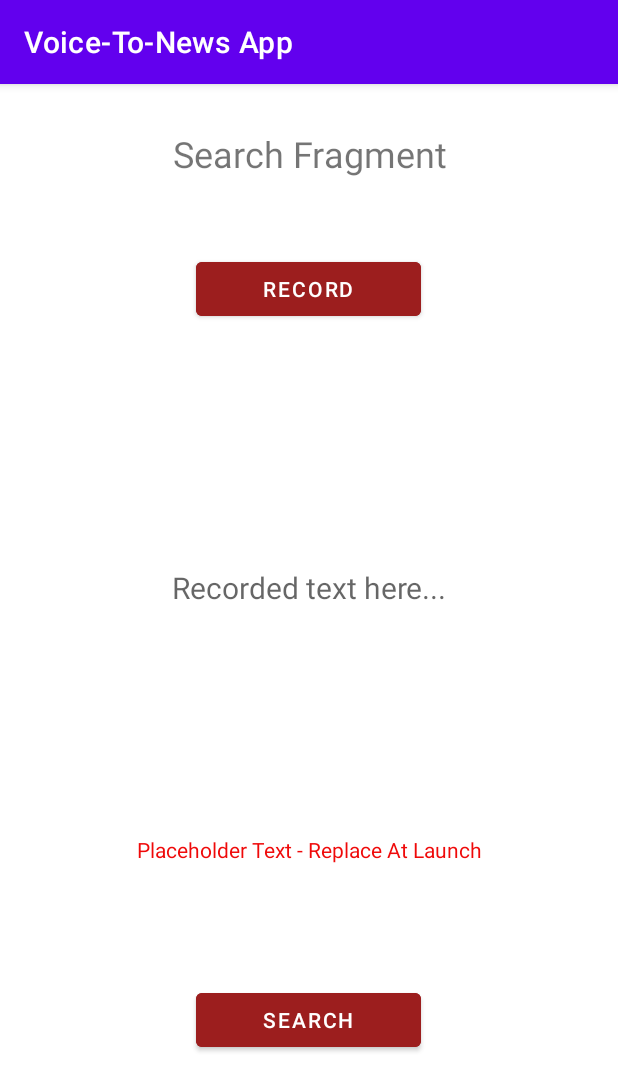
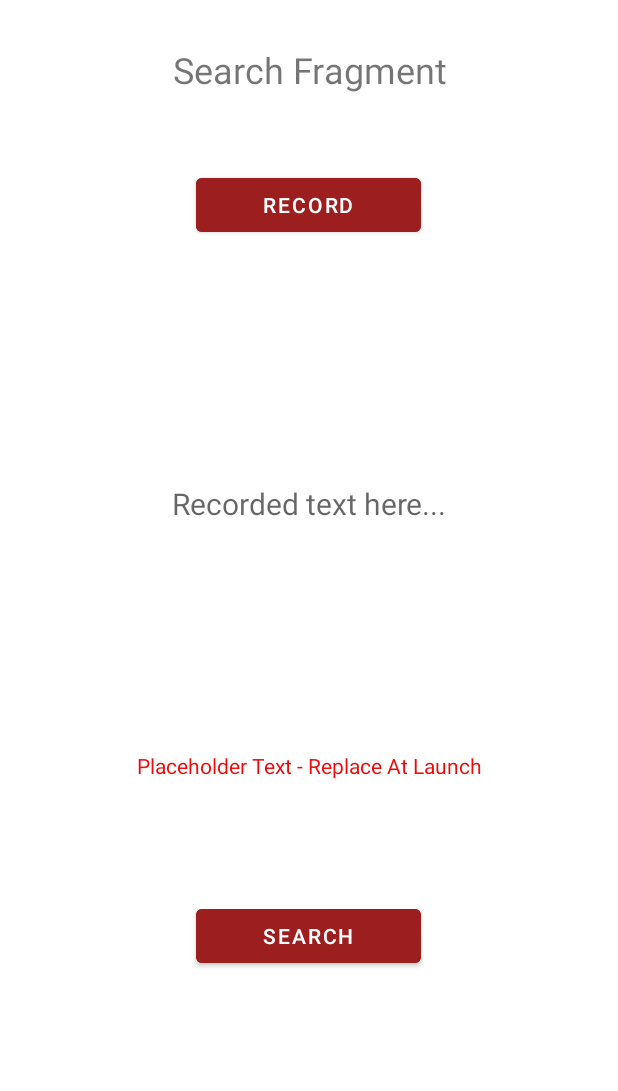
Before and after one commit to LightningPowers/java21_android, an Android app: the screen it shows after launch (MainActivity), on a phone screen of 412 x 824 dp. Shown: the top 1091 px of the screen. Run offline under Robolectric (Android 15) with nearby library versions, the light colour scheme and no system bars.

Commit message:
Update themes.xml

```diff
--- a/Uppgifter/VoiceToNewsApp/app/src/main/res/values/themes.xml
+++ b/Uppgifter/VoiceToNewsApp/app/src/main/res/values/themes.xml
@@ -1,6 +1,6 @@
 <resources xmlns:tools="http://schemas.android.com/tools">
     <!-- Base application theme. -->
-    <style name="Theme.VoiceToNewsApp" parent="Theme.MaterialComponents.DayNight.DarkActionBar">
+    <style name="Theme.VoiceToNewsApp" parent="Theme.MaterialComponents.DayNight.NoActionBar">
         <!-- Primary brand color. -->
         <item name="colorPrimary">@color/purple_500</item>
         <item name="colorPrimaryVariant">@color/purple_700</item>
```
